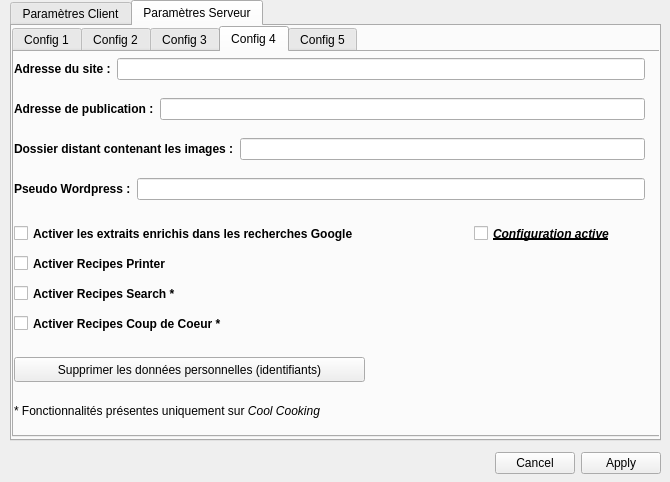
The window that ui/options.ui (AlypieFr/qrecipewriter) describes before a commit, drawn with Qt 5.
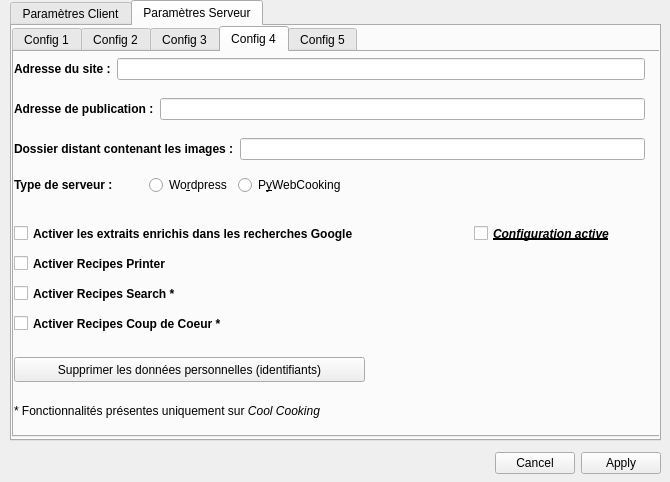
The same window after the commit. The open tabs and pages were chosen to show the change. Icons and pictures are not drawn.

Commit message: Remove unused pseudoWp from options + add type of server [wp or pyc]

Patch:
```diff
--- a/ui/options.ui
+++ b/ui/options.ui
@@ -1111,13 +1111,13 @@
          </item>
         </layout>
        </widget>
-       <widget class="QWidget" name="layoutWidget_12">
+       <widget class="QWidget" name="layoutWidget_8">
         <property name="geometry">
          <rect>
           <x>0</x>
           <y>120</y>
           <width>631</width>
-          <height>34</height>
+          <height>26</height>
          </rect>
         </property>
         <layout class="QHBoxLayout" name="horizontalLayout_12">
@@ -1318,25 +1318,65 @@
          </item>
         </layout>
        </widget>
-       <widget class="QWidget" name="layoutWidget_16">
+       <widget class="QWidget" name="layoutWidget_12">
         <property name="geometry">
          <rect>
           <x>0</x>
           <y>120</y>
           <width>631</width>
-          <height>34</height>
+          <height>26</height>
          </rect>
         </property>
-        <layout class="QHBoxLayout" name="horizontalLayout_16">
+        <layout class="QHBoxLayout" name="horizontalLayout_21">
          <item>
           <widget class="QLabel" name="labelPseudoWordpress_4">
            <property name="text">
-            <string>&lt;html&gt;&lt;head/&gt;&lt;body&gt;&lt;p&gt;&lt;span style=&quot; font-weight:600;&quot;&gt;Pseudo Wordpress :&lt;/span&gt;&lt;/p&gt;&lt;/body&gt;&lt;/html&gt;</string>
+            <string>&lt;html&gt;&lt;head/&gt;&lt;body&gt;&lt;p&gt;&lt;span style=&quot; font-weight:600;&quot;&gt;Type de serveur :&lt;/span&gt;&lt;/p&gt;&lt;/body&gt;&lt;/html&gt;</string>
            </property>
           </widget>
          </item>
          <item>
-          <widget class="QLineEdit" name="lineEditPseudoWordpress_4"/>
+          <spacer name="horizontalSpacer_9">
+           <property name="orientation">
+            <enum>Qt::Horizontal</enum>
+           </property>
+           <property name="sizeType">
+            <enum>QSizePolicy::Fixed</enum>
+           </property>
+           <property name="sizeHint" stdset="0">
+            <size>
+             <width>30</width>
+             <height>20</height>
+            </size>
+           </property>
+          </spacer>
+         </item>
+         <item>
+          <widget class="QRadioButton" name="typeServer_wordpress_4">
+           <property name="text">
+            <string>Wo&amp;rdpress</string>
+           </property>
+          </widget>
+         </item>
+         <item>
+          <widget class="QRadioButton" name="typeServer_pywebcooking_4">
+           <property name="text">
+            <string>P&amp;yWebCooking</string>
+           </property>
+          </widget>
+         </item>
+         <item>
+          <spacer name="horizontalSpacer_10">
+           <property name="orientation">
+            <enum>Qt::Horizontal</enum>
+           </property>
+           <property name="sizeHint" stdset="0">
+            <size>
+             <width>40</width>
+             <height>20</height>
+            </size>
+           </property>
+          </spacer>
          </item>
         </layout>
        </widget>
@@ -1531,13 +1571,13 @@
          </item>
         </layout>
        </widget>
-       <widget class="QWidget" name="layoutWidget_20">
+       <widget class="QWidget" name="layoutWidget_16">
         <property name="geometry">
          <rect>
           <x>0</x>
           <y>120</y>
           <width>631</width>
-          <height>34</height>
+          <height>26</height>
          </rect>
         </property>
         <layout class="QHBoxLayout" name="horizontalLayout_20">
```
Left out of the diff: 203 changed lines with no effect on the pictures. The commit also changes 5 other files.
